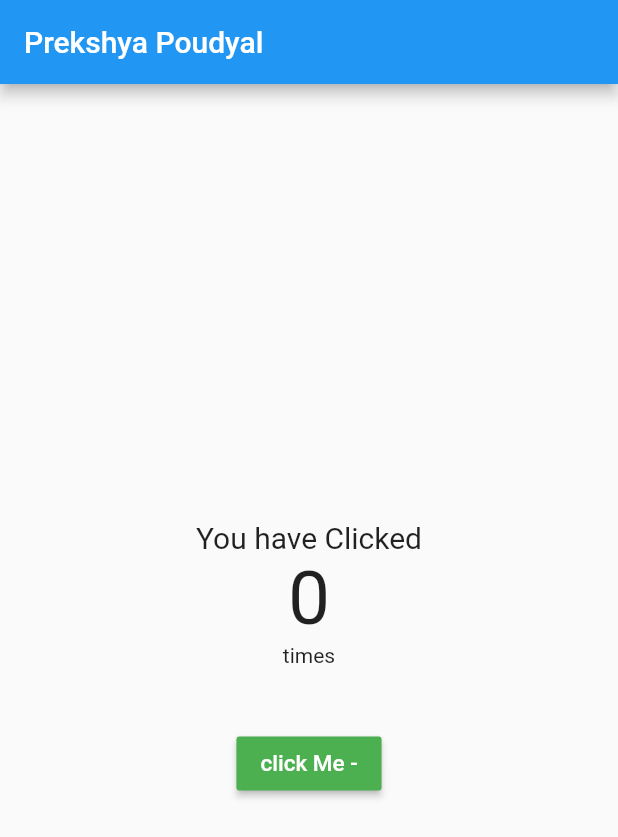
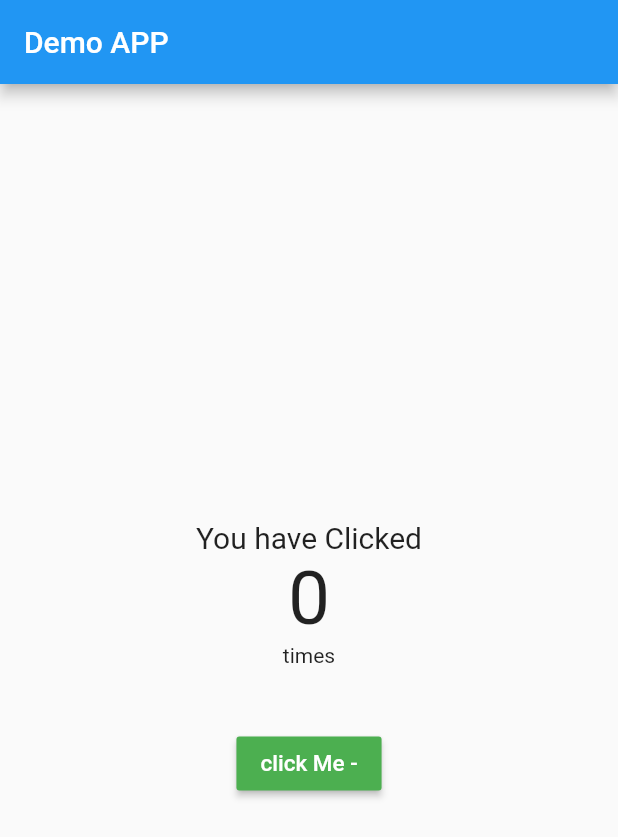
Before and after one commit to crpoudyal/flutter_demo_app, a Flutter app: the screen it shows after launch, on a phone screen of 412 x 824 dp. Shown: the top 837 px of the screen. Run offline on Flutter 3.47's test engine with Material 2 defaults, Android fonts, the phone set to English and light mode, and no system bars.

Commit message:
casual Change in title of app

```diff
--- a/lib/main.dart
+++ b/lib/main.dart
@@ -14,7 +14,7 @@ class _MyAppState extends State<MyApp> {
     return MaterialApp(
       debugShowCheckedModeBanner: false,
 
-      title: "prekshya Poudyal",
+      title: "Demo APP",
       theme:ThemeData(
         primarySwatch: Colors.blue,
       ),
@@ -42,7 +42,7 @@ class _homepageState extends State<homepage> {
     return Scaffold(
       appBar: AppBar(
         title: Text(
-          "Prekshya Poudyal"
+          "Demo APP"
         ),
 
       ),
```
